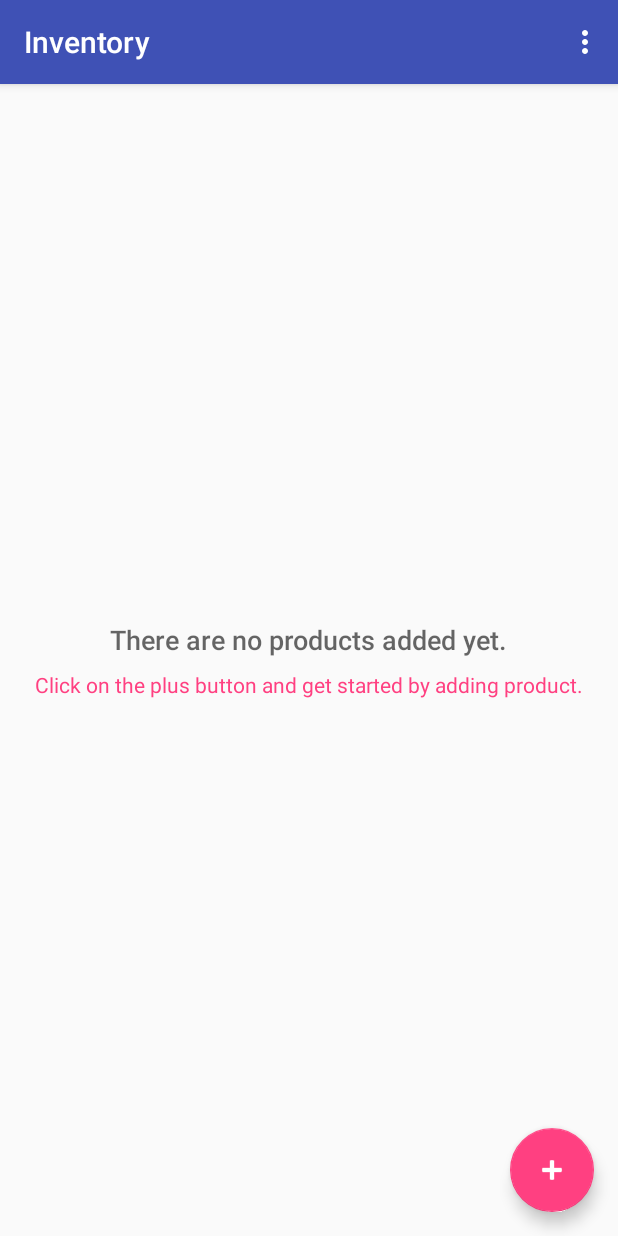
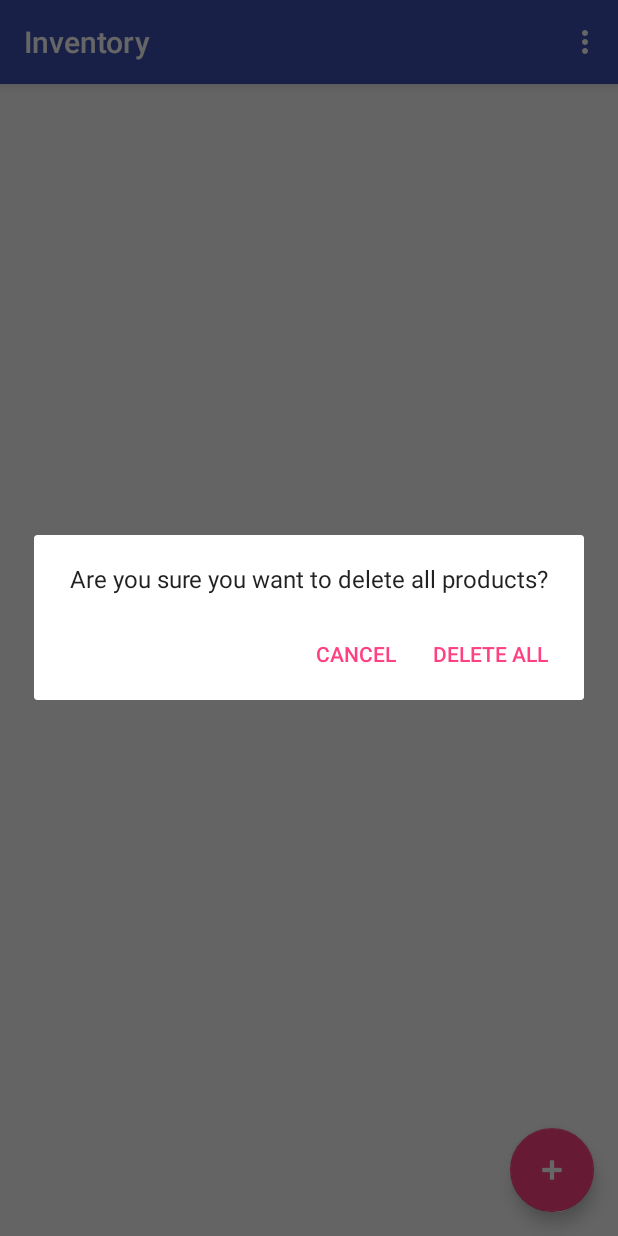
Before and after one commit to GregoryWilusz/ABND_InventoryApp, an Android app: the screen it shows after launch (InventoryActivity), in the options menu, after a tap on "Delete all product", on a phone screen of 412 x 824 dp. Run offline under Robolectric (Android 15) with nearby library versions, the phone set to English and light mode, and no system bars; our stand-ins replace ButterKnife.

Commit message:
Added delete product/all prodycts confirmation dialogs

```diff
--- a/app/src/main/java/com/example/android/inventoryapp/InventoryActivity.java
+++ b/app/src/main/java/com/example/android/inventoryapp/InventoryActivity.java
@@ -1,9 +1,11 @@
 package com.example.android.inventoryapp;
 
+import android.app.AlertDialog;
 import android.app.LoaderManager;
 import android.content.ContentUris;
 import android.content.ContentValues;
 import android.content.CursorLoader;
+import android.content.DialogInterface;
 import android.content.Intent;
 import android.content.Loader;
 import android.database.Cursor;
@@ -76,6 +78,29 @@ public class InventoryActivity extends AppCompatActivity implements LoaderManage
         Toast.makeText(this, "Dummy product saved.", Toast.LENGTH_SHORT).show();
     }
 
+
+    private void showDeleteConfirmationDialog() {
+        AlertDialog.Builder builder = new AlertDialog.Builder(this);
+        builder.setMessage(getString(R.string.delete_all_products_dialog_message));
+        builder.setPositiveButton(R.string.delete_all, new DialogInterface.OnClickListener() {
+            @Override
+            public void onClick(DialogInterface dialog, int which) {
+                deleteAllProducts();
+            }
+        });
+        builder.setNegativeButton(R.string.cancel, new DialogInterface.OnClickListener() {
+            @Override
+            public void onClick(DialogInterface dialog, int which) {
+                if (dialog != null) {
+                    dialog.dismiss();
+                }
+            }
+        });
+
+        AlertDialog alertDialog = builder.create();
+        alertDialog.show();
+    }
+
     private void deleteAllProducts() {
         int rowsDeleted = getContentResolver().delete(ProductEntry.CONTENT_URI, null, null);
 
@@ -105,7 +130,7 @@ public class InventoryActivity extends AppCompatActivity implements LoaderManage
                 insertDummyProduct();
                 return true;
             case R.id.action_delete_all_products:
-                deleteAllProducts();
+                showDeleteConfirmationDialog();
                 return true;
         }
         return super.onOptionsItemSelected(item);
--- a/app/src/main/res/values/strings.xml
+++ b/app/src/main/res/values/strings.xml
@@ -31,4 +31,17 @@
     <string name="editor_activity_updating_current_product_successful">Product updated</string>
     <string name="editor_activity_deleting_current_product_failed">Error with deleting current product</string>
     <string name="editor_activity_deleting_current_product_successful">Product deleted</string>
+
+    <string name="delete_dialog_message">Delete this product?</string>
+    <string name="delete_all_products_dialog_message">Are you sure you want to delete all products?</string>
+
+    <!-- Dialog button text for the option to confirm deleting the current product [CHAR LIMIT=20] -->
+    <string name="delete">Delete</string>
+
+    <!-- Dialog button text for the option to confirm deleting all products [CHAR LIMIT=20] -->
+    <string name="delete_all">Delete all</string>
+
+    <!-- Dialog button text for the option to cancel deletion of the current product [CHAR LIMIT=20] -->
+    <string name="cancel">Cancel</string>
+
 </resources>
```
Also changed, not shown: app/src/main/java/com/example/android/inventoryapp/ProductEditorActivity.java (+26 -3 lines).
